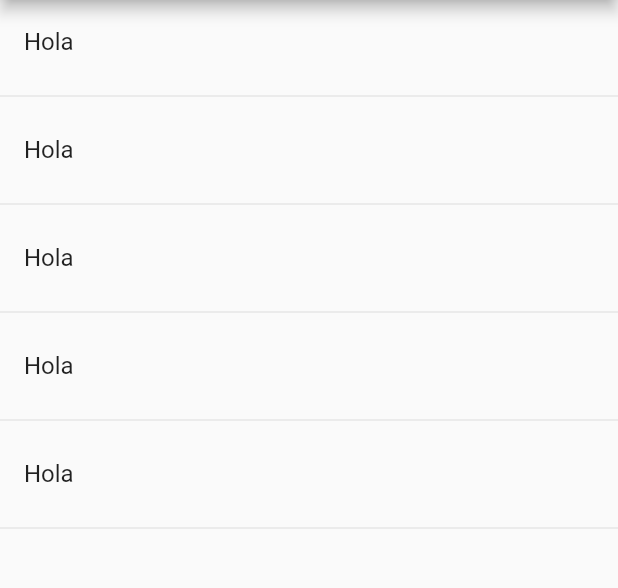
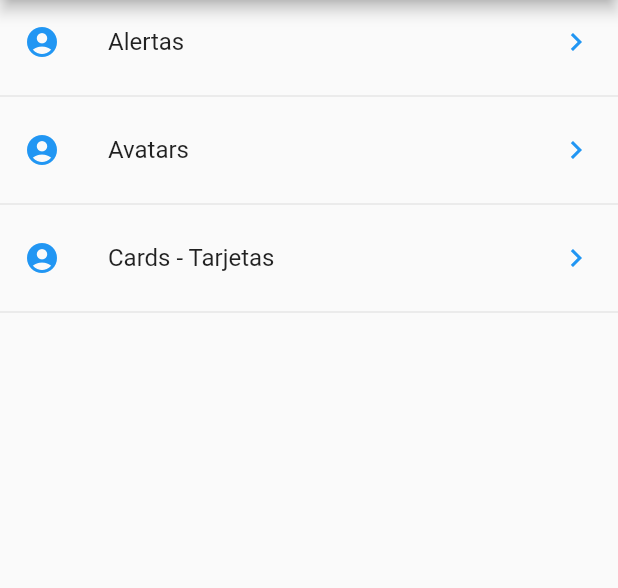
Before and after one commit to Gnico10/flutter_componentes, a Flutter app: the screen it shows after launch, on a phone screen of 412 x 824 dp, the part 84-672 px from its top. Run offline on Flutter 3.47's test engine with Material 2 defaults, Android fonts, the phone set to English and light mode, and no system bars.

```diff
--- a/lib/src/pages/home_page.dart
+++ b/lib/src/pages/home_page.dart
@@ -13,24 +13,40 @@ class HomePage extends StatelessWidget {
   }
 
   Widget _lista() {
-    print(menuProvider.opciones);
-    return ListView(
-      children: _crearListaItems(),
+    return FutureBuilder(
+      future: menuProvider.cargarData(),
+      initialData: [],
+      builder: (context, AsyncSnapshot<List<dynamic>> snapshot) {
+        print('builder');
+        print(snapshot.data);
+
+        return ListView(
+          children: _crearListaItems(snapshot.data),
+        );
+      },
     );
   }
 
-  List<Widget> _crearListaItems() {
-    return [
-      ListTile(title: Text('Hola')),
-      Divider(),
-      ListTile(title: Text('Hola')),
-      Divider(),
-      ListTile(title: Text('Hola')),
-      Divider(),
-      ListTile(title: Text('Hola')),
-      Divider(),
-      ListTile(title: Text('Hola')),
-      Divider(),
-    ];
+  List<Widget> _crearListaItems(List<dynamic>? data) {
+    final List<Widget> opciones = [];
+
+    // data puedeser null, por eso se agrega el simbolo ?.
+    data?.forEach((opt) {
+      final widgetTemp = ListTile(
+        title: Text(opt['texto']),
+        leading: Icon(
+          Icons.account_circle,
+          color: Colors.blue,
+        ),
+        trailing: Icon(
+          Icons.keyboard_arrow_right,
+          color: Colors.blue,
+        ),
+        onTap: () {},
+      );
+      opciones..add(widgetTemp)..add(Divider());
+    });
+
+    return opciones;
   }
 }
--- a/lib/src/providers/menu_provider.dart
+++ b/lib/src/providers/menu_provider.dart
@@ -1,16 +1,21 @@
+import 'dart:convert';
+
 import 'package:flutter/services.dart' show rootBundle;
 
 class _MenuProvider {
   List<dynamic> opciones = [];
 
   _MenuProvider() {
-    cargarData();
+    // cargarData();
   }
 
-  void cargarData() {
-    rootBundle.loadString('data/menu_opts.json').then((data) {
-      print(data);
-    });
+  Future<List<dynamic>> cargarData() async {
+    final resp = await rootBundle.loadString('data/menu_opts.json');
+
+    Map dataMap = json.decode(resp);
+    opciones = dataMap['rutas'];
+
+    return opciones;
   }
 }
 
```
